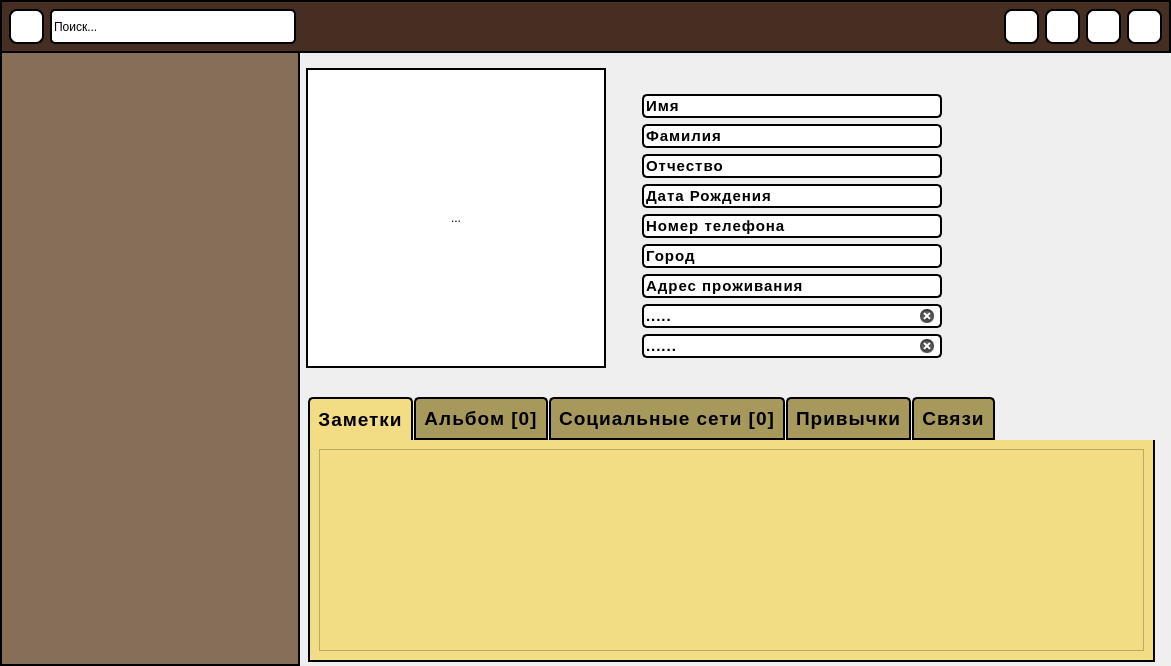
Above: mainwindow.ui from l1monch1k/Cartoteka_OSTIN before the change. Below: the same form after it.
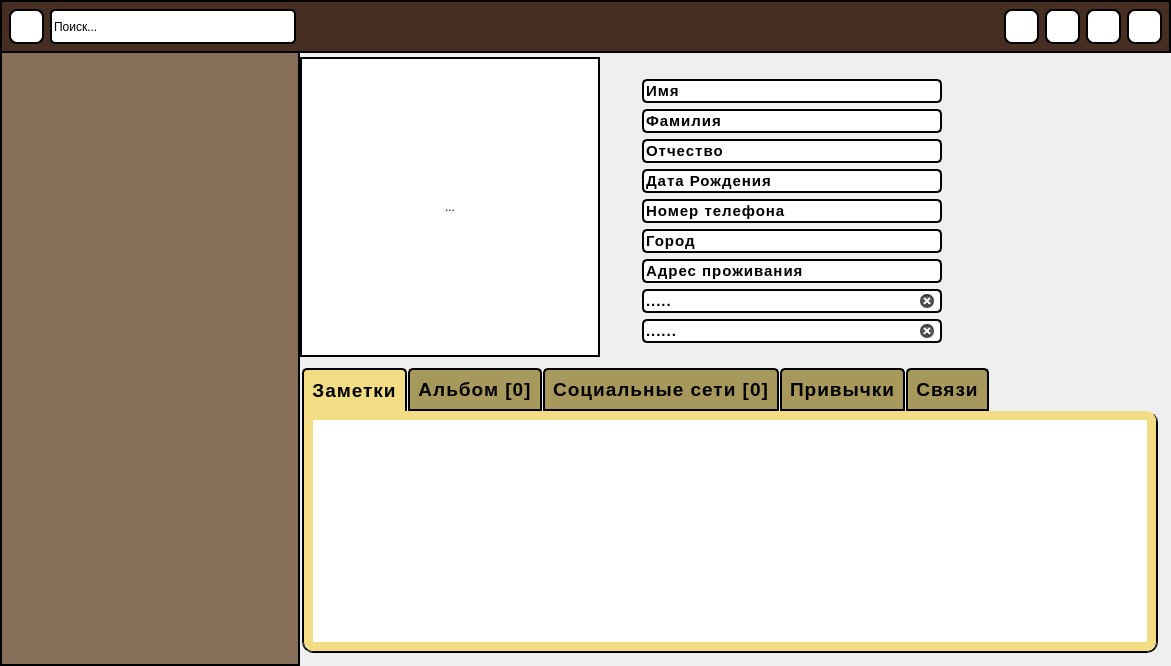
That is the form after the change. The open tabs and pages were chosen to show the change. Icons and pictures are not drawn.

Diff of the .ui file:
```diff
--- a/mainwindow.ui
+++ b/mainwindow.ui
@@ -33,13 +33,14 @@
    <string notr="true">MainWindow
 {
 	background-color: rgb(46, 47, 48);
+
 }</string>
   </property>
   <widget class="QWidget" name="centralwidget">
    <property name="styleSheet">
     <string notr="true"/>
    </property>
-   <layout class="QVBoxLayout" name="verticalLayout_2">
+   <layout class="QVBoxLayout" name="verticalLayout_2" stretch="1,2">
     <property name="spacing">
      <number>0</number>
     </property>
@@ -641,9 +642,15 @@
     <item>
      <widget class="QWidget" name="widget" native="true">
       <property name="styleSheet">
-       <string notr="true"/>
+       <string notr="true">widget{
+	background-image: url(:/img/img/backgroundjpg.jpg);
+}
+</string>
       </property>
       <layout class="QHBoxLayout" name="horizontalLayout_2" stretch="1,3">
+       <property name="spacing">
+        <number>0</number>
+       </property>
        <property name="sizeConstraint">
         <enum>QLayout::SetDefaultConstraint</enum>
        </property>
@@ -689,6 +696,9 @@
           <property name="bottomMargin">
            <number>0</number>
           </property>
+          <property name="horizontalSpacing">
+           <number>6</number>
+          </property>
           <item row="0" column="0">
            <widget class="QScrollArea" name="scrollArea">
             <property name="styleSheet">
@@ -742,16 +752,28 @@
         </widget>
        </item>
        <item>
-        <widget class="QWidget" name="parametrs_widget" native="true">
+        <widget class="QWidget" name="profile_widget" native="true">
          <property name="sizePolicy">
-          <sizepolicy hsizetype="Preferred" vsizetype="Expanding">
+          <sizepolicy hsizetype="Expanding" vsizetype="Expanding">
            <horstretch>0</horstretch>
            <verstretch>0</verstretch>
           </sizepolicy>
          </property>
          <property name="minimumSize">
           <size>
-           <width>760</width>
+           <width>30</width>
+           <height>30</height>
+          </size>
+         </property>
+         <property name="maximumSize">
+          <size>
+           <width>527285</width>
+           <height>728272</height>
+          </size>
+         </property>
+         <property name="sizeIncrement">
+          <size>
+           <width>0</width>
            <height>0</height>
           </size>
          </property>
@@ -769,18 +791,12 @@
            <number>0</number>
           </property>
           <property name="topMargin">
-           <number>6</number>
+           <number>0</number>
           </property>
           <property name="rightMargin">
-           <number>12</number>
+           <number>9</number>
           </property>
-          <property name="bottomMargin">
-           <number>0</number>
-          </property>
-          <property name="spacing">
-           <number>0</number>
-          </property>
-          <item row="1" column="2">
+          <item row="0" column="0">
            <widget class="QToolButton" name="photo">
             <property name="minimumSize">
              <size>
@@ -814,7 +830,7 @@
             </property>
            </widget>
           </item>
-          <item row="1" column="3">
+          <item row="0" column="1">
            <widget class="QWidget" name="widget_4" native="true">
             <property name="styleSheet">
              <string notr="true">font-family: &quot;Courier New&quot;, Courier, monospace;
@@ -838,7 +854,7 @@
               <number>9</number>
              </property>
              <property name="topMargin">
-              <number>9</number>
+              <number>0</number>
              </property>
              <property name="rightMargin">
               <number>9</number>
@@ -1137,7 +1153,7 @@
             </layout>
            </widget>
           </item>
-          <item row="1" column="4">
+          <item row="0" column="2">
            <spacer name="horizontalSpacer_3">
             <property name="orientation">
              <enum>Qt::Horizontal</enum>
@@ -1150,7 +1166,7 @@
             </property>
            </spacer>
           </item>
-          <item row="2" column="1" colspan="4">
+          <item row="1" column="0" colspan="3">
            <widget class="QFrame" name="frame">
             <property name="sizePolicy">
              <sizepolicy hsizetype="Preferred" vsizetype="Preferred">
@@ -1175,6 +1191,9 @@
 border-right: 2px groove #000000;
 border-bottom: 2px groove #000000;
 border-left: 2px groove #000000;
+border-bottom-left-radius: 11px;
+border-bottom-right-radius: 11px;
+border-top-right-radius: 11px;
 }
 QTabBar::tab
 {
@@ -1187,9 +1206,7 @@
     min-width: 13ex;
     padding: 8px;
 }
-QWidget::pane
-{
-}
+
 
  
 
@@ -1212,7 +1229,7 @@
               <number>0</number>
              </property>
              <property name="topMargin">
-              <number>20</number>
+              <number>0</number>
              </property>
              <property name="rightMargin">
               <number>4</number>
@@ -1230,6 +1247,9 @@
 letter-spacing: 1px;
 font-size: 19px;
 text-transform: uppercase;
+border-bottom-left-radius: 11px;
+border-bottom-right-radius: 11px;
+border-top-right-radius: 11px;
 </string>
                </property>
                <property name="tabPosition">
@@ -1261,7 +1281,13 @@
                </property>
                <widget class="QWidget" name="tab">
                 <property name="styleSheet">
-                 <string notr="true">background-color: #f2dd84;
+                 <string notr="true">QWidget#tab
+{
+border-bottom-left-radius: 10px;
+border-bottom-right-radius: 10px;
+border-top-right-radius: 10px;
+background-color: #f2dd84;
+}
 </string>
                 </property>
                 <attribute name="title">
@@ -1313,8 +1339,8 @@
                      <rect>
                       <x>0</x>
                       <y>0</y>
-                      <width>829</width>
-                      <height>201</height>
+                      <width>832</width>
+                      <height>221</height>
                      </rect>
                     </property>
                     <property name="styleSheet">
@@ -1384,8 +1410,8 @@
                      <rect>
                       <x>0</x>
                       <y>0</y>
-                      <width>829</width>
-                      <height>145</height>
+                      <width>834</width>
+                      <height>167</height>
                      </rect>
                     </property>
                     <layout class="QVBoxLayout" name="verticalLayout_6"/>
@@ -1485,8 +1511,8 @@
                      <rect>
                       <x>0</x>
                       <y>0</y>
-                      <width>829</width>
-                      <height>201</height>
+                      <width>834</width>
+                      <height>223</height>
                      </rect>
                     </property>
                     <layout class="QVBoxLayout" name="verticalLayout_11"/>
```
